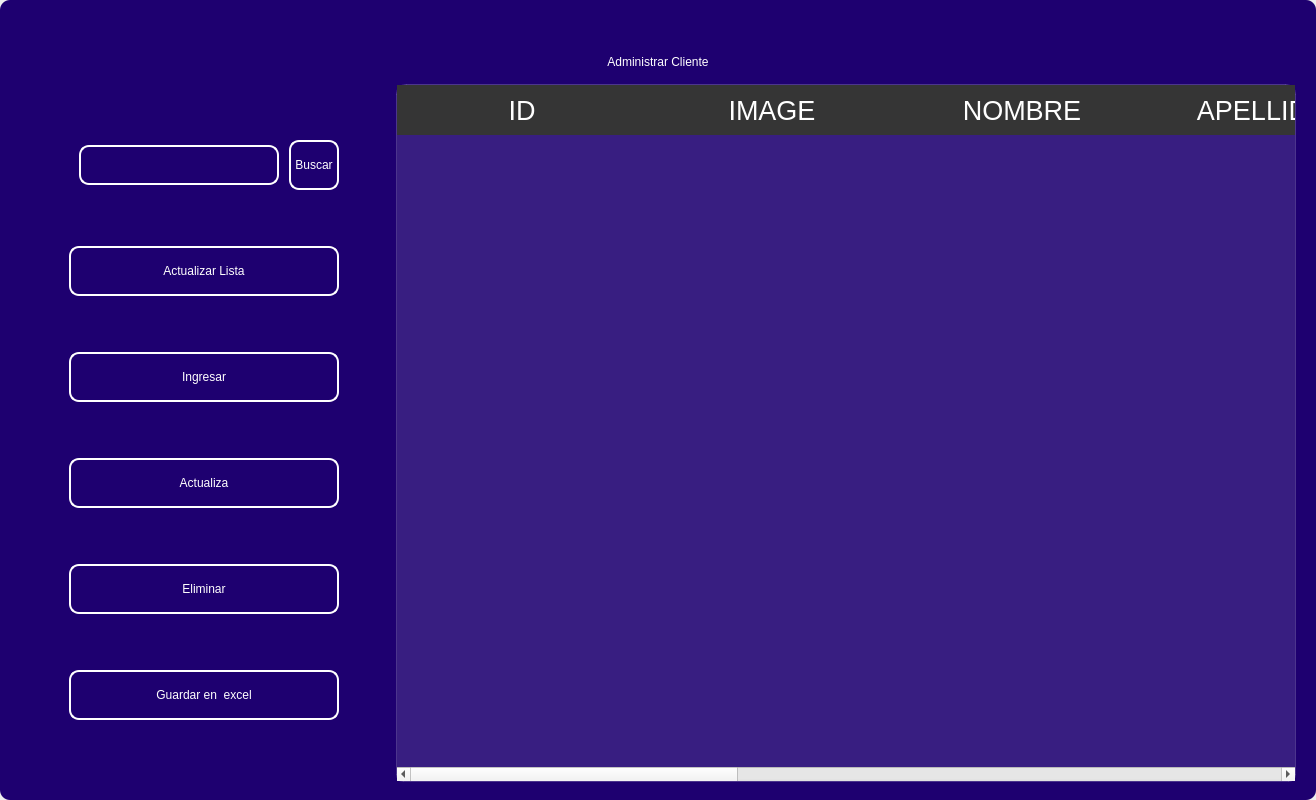
Before: the Qt Designer form design/admin/mainclient0.ui in codemiguel-dev/ERP-EmprendeSoft-Desktop, drawn with Qt 5.
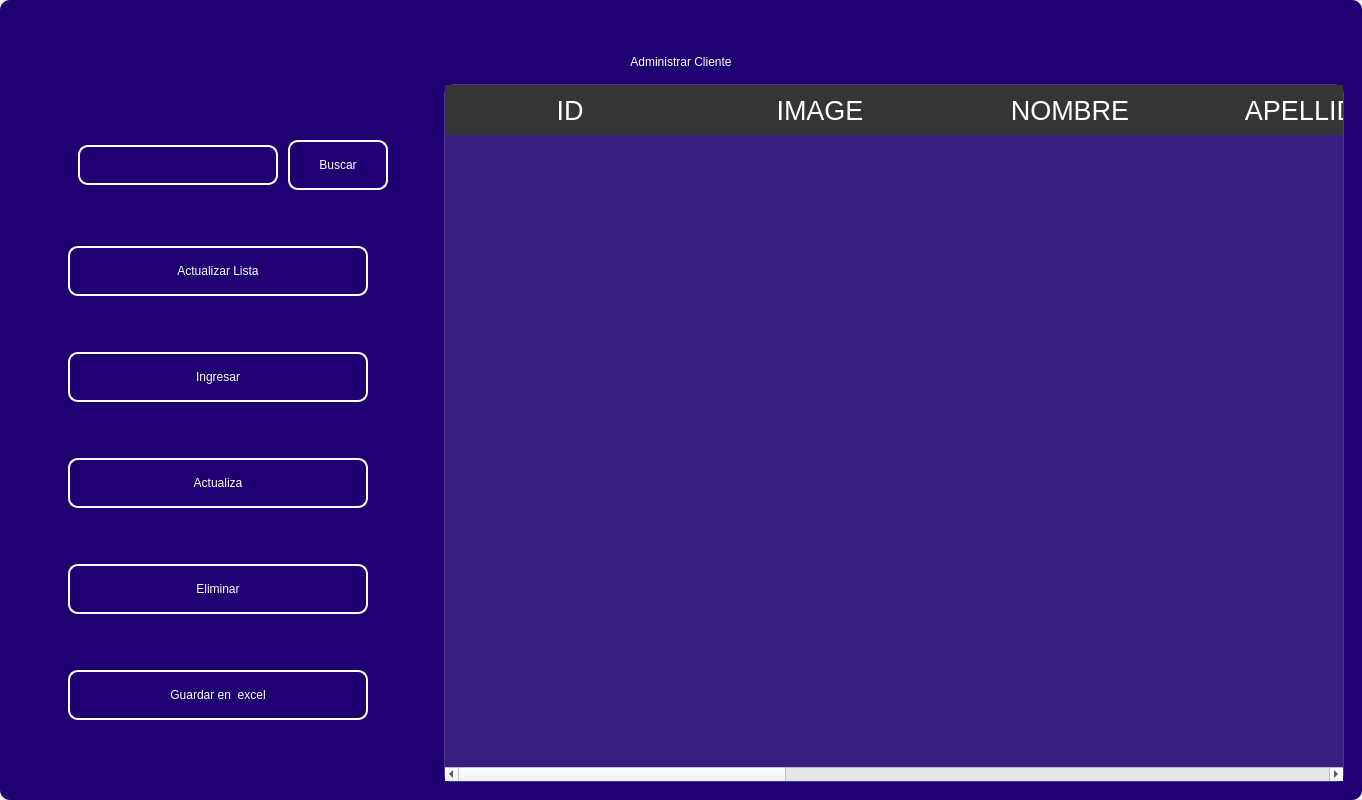
After: the same form once the commit is applied. Icons and pictures are not drawn.

```diff
--- a/design/admin/mainclient0.ui
+++ b/design/admin/mainclient0.ui
@@ -478,7 +478,7 @@
                 </property>
                 <property name="minimumSize">
                  <size>
-                  <width>0</width>
+                  <width>100</width>
                   <height>15</height>
                  </size>
                 </property>
```
